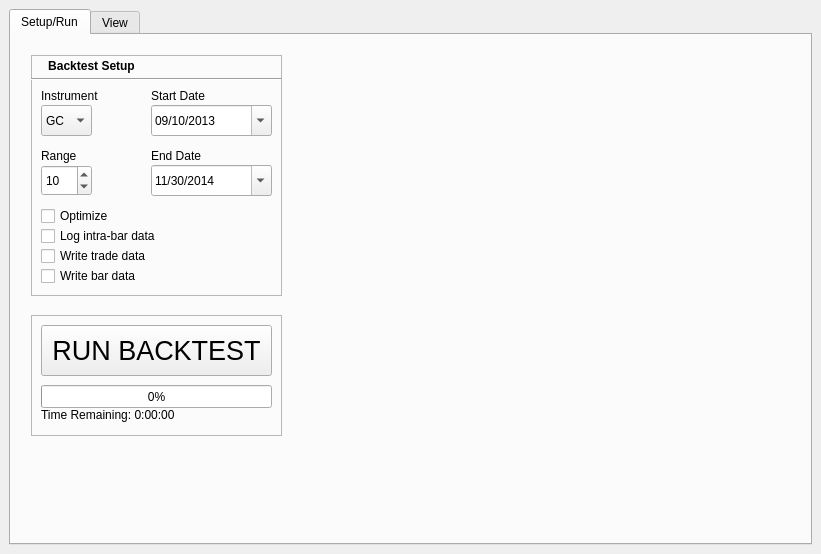
Old version of the form futures_algo_dev.ui in the repository aouyang1/Futures.
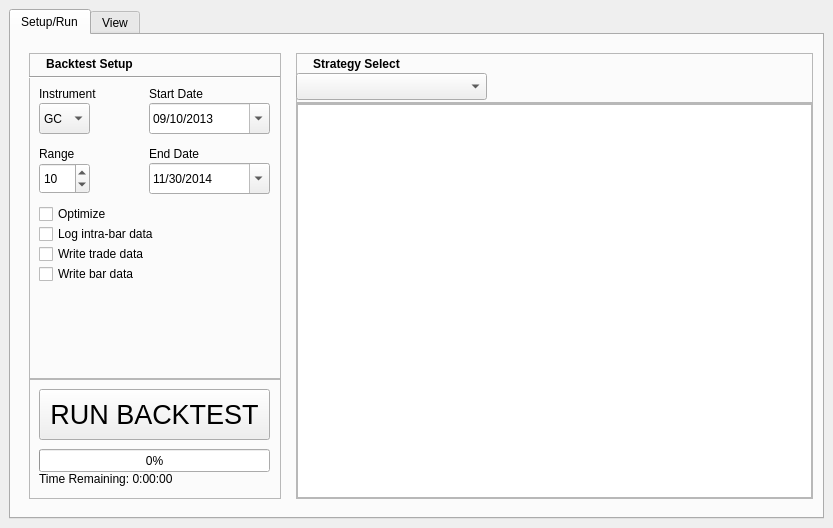
New version of the form. Custom widgets are drawn as their Qt base class.

Commit message: * added zoom functionality (need to add indication of zoom +/- or label) * reorganized main backtest page * added strategy editor for increased modularity (incomplete)

Diff of the .ui file:
```diff
--- a/futures_algo_dev.ui
+++ b/futures_algo_dev.ui
@@ -6,12 +6,12 @@
    <rect>
     <x>0</x>
     <y>0</y>
-    <width>821</width>
-    <height>554</height>
+    <width>833</width>
+    <height>528</height>
    </rect>
   </property>
   <property name="sizePolicy">
-   <sizepolicy hsizetype="Maximum" vsizetype="Maximum">
+   <sizepolicy hsizetype="Maximum" vsizetype="Fixed">
     <horstretch>0</horstretch>
     <verstretch>0</verstretch>
    </sizepolicy>
@@ -19,12 +19,21 @@
   <property name="windowTitle">
    <string>Futures Algorithm Development</string>
   </property>
+  <property name="autoFillBackground">
+   <bool>true</bool>
+  </property>
   <widget class="QWidget" name="centralwidget">
    <layout class="QHBoxLayout" name="horizontalLayout">
     <item>
      <layout class="QVBoxLayout" name="verticalLayout">
+      <property name="spacing">
+       <number>6</number>
+      </property>
       <item>
        <widget class="QTabWidget" name="tabWidget">
+        <property name="enabled">
+         <bool>true</bool>
+        </property>
         <property name="tabPosition">
          <enum>QTabWidget::North</enum>
         </property>
@@ -41,14 +50,55 @@
          <attribute name="title">
           <string>Setup/Run</string>
          </attribute>
+         <layout class="QHBoxLayout" name="horizontalLayout_4">
+          <item>
+           <widget class="QFrame" name="frame_4">
+            <property name="enabled">
+             <bool>true</bool>
+            </property>
+            <property name="sizePolicy">
+             <sizepolicy hsizetype="Fixed" vsizetype="Preferred">
+              <horstretch>0</horstretch>
+              <verstretch>0</verstretch>
+             </sizepolicy>
+            </property>
+            <property name="minimumSize">
+             <size>
+              <width>270</width>
+              <height>0</height>
+             </size>
+            </property>
+            <property name="frameShape">
+             <enum>QFrame::NoFrame</enum>
+            </property>
+            <property name="frameShadow">
+             <enum>QFrame::Raised</enum>
+            </property>
+            <property name="lineWidth">
+             <number>1</number>
+            </property>
+            <layout class="QVBoxLayout" name="verticalLayout_5">
+             <item>
+              <layout class="QVBoxLayout" name="verticalLayout_4" stretch="0,0">
+               <property name="spacing">
+                <number>0</number>
+               </property>
+               <property name="topMargin">
+                <number>0</number>
+               </property>
+               <item>
          <widget class="QFrame" name="frame">
-          <property name="geometry">
-           <rect>
-            <x>20</x>
-            <y>20</y>
-            <width>251</width>
-            <height>241</height>
-           </rect>
+                 <property name="sizePolicy">
+                  <sizepolicy hsizetype="Preferred" vsizetype="Preferred">
+                   <horstretch>0</horstretch>
+                   <verstretch>0</verstretch>
+                  </sizepolicy>
+                 </property>
+                 <property name="minimumSize">
+                  <size>
+                   <width>250</width>
+                   <height>250</height>
+                  </size>
           </property>
           <property name="frameShape">
            <enum>QFrame::StyledPanel</enum>
@@ -300,14 +350,20 @@
            </property>
           </widget>
          </widget>
+               </item>
+               <item>
          <widget class="QFrame" name="frame_2">
-          <property name="geometry">
-           <rect>
-            <x>20</x>
-            <y>280</y>
-            <width>251</width>
-            <height>121</height>
-           </rect>
+                 <property name="sizePolicy">
+                  <sizepolicy hsizetype="Preferred" vsizetype="Fixed">
+                   <horstretch>0</horstretch>
+                   <verstretch>0</verstretch>
+                  </sizepolicy>
+                 </property>
+                 <property name="minimumSize">
+                  <size>
+                   <width>0</width>
+                   <height>120</height>
+                  </size>
           </property>
           <property name="frameShape">
            <enum>QFrame::StyledPanel</enum>
@@ -375,6 +431,132 @@
            </property>
           </widget>
          </widget>
+               </item>
+              </layout>
+             </item>
+            </layout>
+           </widget>
+          </item>
+          <item>
+           <layout class="QVBoxLayout" name="verticalLayout_3">
+            <property name="spacing">
+             <number>0</number>
+            </property>
+            <property name="topMargin">
+             <number>9</number>
+            </property>
+            <property name="bottomMargin">
+             <number>9</number>
+            </property>
+            <item>
+             <widget class="QFrame" name="frame_6">
+              <property name="sizePolicy">
+               <sizepolicy hsizetype="Preferred" vsizetype="Fixed">
+                <horstretch>0</horstretch>
+                <verstretch>0</verstretch>
+               </sizepolicy>
+              </property>
+              <property name="minimumSize">
+               <size>
+                <width>513</width>
+                <height>50</height>
+               </size>
+              </property>
+              <property name="frameShape">
+               <enum>QFrame::StyledPanel</enum>
+              </property>
+              <property name="frameShadow">
+               <enum>QFrame::Raised</enum>
+              </property>
+              <widget class="QLabel" name="label_6">
+               <property name="geometry">
+                <rect>
+                 <x>0</x>
+                 <y>0</y>
+                 <width>121</width>
+                 <height>21</height>
+                </rect>
+               </property>
+               <property name="font">
+                <font>
+                 <weight>75</weight>
+                 <italic>false</italic>
+                 <bold>true</bold>
+                 <underline>false</underline>
+                </font>
+               </property>
+               <property name="text">
+                <string>Strategy Select</string>
+               </property>
+               <property name="alignment">
+                <set>Qt::AlignCenter</set>
+               </property>
+              </widget>
+              <widget class="QComboBox" name="comboBox_strategy">
+               <property name="geometry">
+                <rect>
+                 <x>0</x>
+                 <y>20</y>
+                 <width>191</width>
+                 <height>27</height>
+                </rect>
+               </property>
+              </widget>
+             </widget>
+            </item>
+            <item>
+             <widget class="QFrame" name="frame_7">
+              <property name="frameShape">
+               <enum>QFrame::StyledPanel</enum>
+              </property>
+              <property name="frameShadow">
+               <enum>QFrame::Raised</enum>
+              </property>
+              <layout class="QHBoxLayout" name="horizontalLayout_5">
+               <property name="leftMargin">
+                <number>0</number>
+               </property>
+               <property name="topMargin">
+                <number>0</number>
+               </property>
+               <property name="rightMargin">
+                <number>0</number>
+               </property>
+               <property name="bottomMargin">
+                <number>0</number>
+               </property>
+               <item>
+                <layout class="QVBoxLayout" name="verticalLayout_6">
+                 <property name="spacing">
+                  <number>0</number>
+                 </property>
+                 <item>
+                  <widget class="QPlainTextEdit" name="plainTextEdit_strategy"/>
+                 </item>
+                </layout>
+               </item>
+              </layout>
+             </widget>
+            </item>
+            <item>
+             <widget class="QFrame" name="frame_5">
+              <property name="sizePolicy">
+               <sizepolicy hsizetype="Preferred" vsizetype="Fixed">
+                <horstretch>0</horstretch>
+                <verstretch>0</verstretch>
+               </sizepolicy>
+              </property>
+              <property name="frameShape">
+               <enum>QFrame::StyledPanel</enum>
+              </property>
+              <property name="frameShadow">
+               <enum>QFrame::Raised</enum>
+              </property>
+             </widget>
+            </item>
+           </layout>
+          </item>
+         </layout>
         </widget>
         <widget class="QWidget" name="tab_backtest_view">
          <attribute name="title">
```
Left out of the diff: 75 changed lines with no effect on the pictures. Lines whose indentation alone changed are shown as unchanged. The commit also changes 3 other files.
